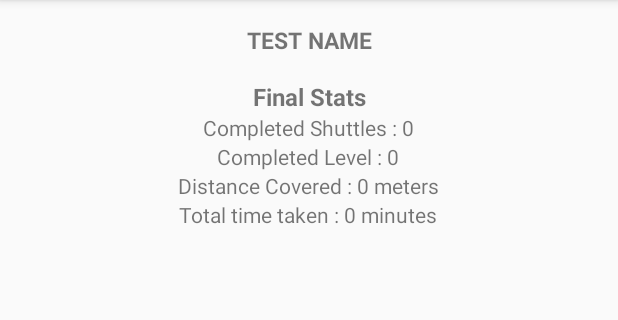
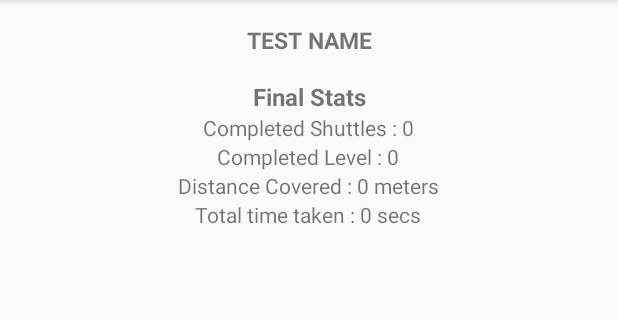
Before and after one commit to AbhijithMadhav/yo-yo, an Android app: the CompletedActivity screen opened directly, with no data from a screen before it, on a phone screen of 412 x 824 dp, the part 84-404 px from its top. Run offline under Robolectric (Android 15) with nearby library versions, the phone set to English and light mode, and no system bars; 7 statements that could not run were skipped.

Commit message:
Issue #5 Time taken shown

```diff
--- a/app/src/main/java/com/am/yo_yo/app/CompletedActivity.java
+++ b/app/src/main/java/com/am/yo_yo/app/CompletedActivity.java
@@ -57,6 +57,8 @@ public class CompletedActivity extends AppCompatActivity {
         );
         distanceCoveredView.setText(String.valueOf(yoYoTest.distanceCoveredInM(currentStageIndex, shuttlesRemaining)));
 
+
+        totalTimeView.setText(String.valueOf(yoYoTest.timeTakenInSecs(currentStageIndex, shuttlesRemaining, Math.round(yoYoTest.restIntervalInMills() / Constants.MILLIS_IN_ONE_SEC))));
         String href = "<a href='" + yoYoTest.testNormUri().toString() + "'>View Test Norms</a>";
         Spanned linkText;
         if (Build.VERSION.SDK_INT >= Build.VERSION_CODES.N)
--- a/app/src/main/res/layout/activity_completed.xml
+++ b/app/src/main/res/layout/activity_completed.xml
@@ -120,7 +120,7 @@
                 android:id="@+id/totalTimeUnits"
                 android:layout_width="wrap_content"
                 android:layout_height="wrap_content"
-                android:text=" minutes"/>
+                android:text=" secs"/>
 
         </LinearLayout>
 
```
Also changed, not shown: app/src/main/java/com/am/yo_yo/test/YoYoTest.java (+14 -0 lines).
